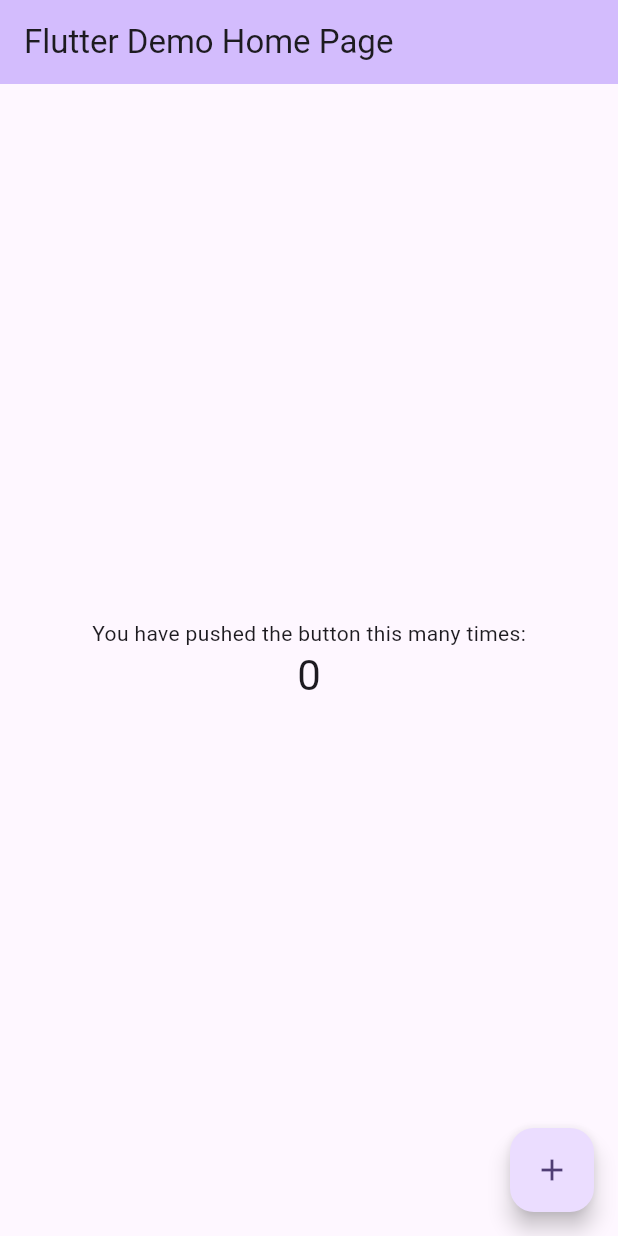
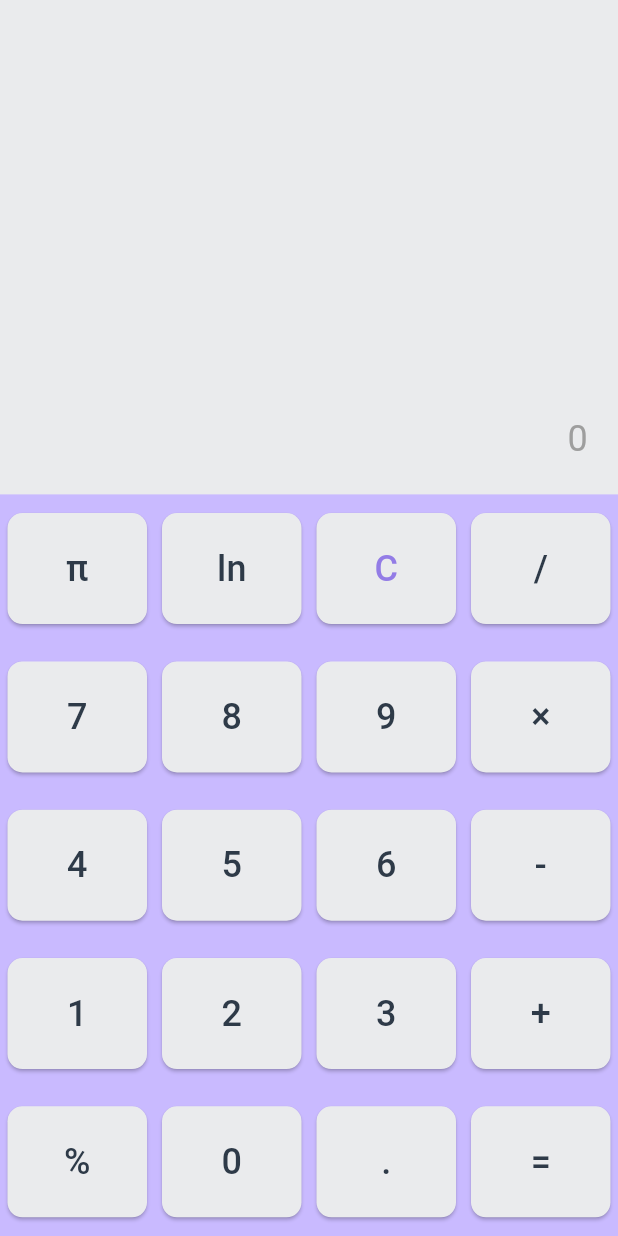
Before and after one commit to KlyuevaMaria/flutter_calculator, a Flutter app: the screen it shows after launch, on a phone screen of 412 x 824 dp. Run offline on Flutter 3.47's test engine with Material 3 defaults, Android fonts, the phone set to English and light mode, and no system bars; our stand-ins replace math_expressions.

Commit message:
Calculator app

```diff
--- /dev/null
+++ b/lib/button.dart
@@ -0,0 +1,37 @@
+import 'package:flutter/material.dart';
+
+class CalculatorButton extends StatelessWidget {
+  final String label;
+  final VoidCallback onTap;
+  final bool isOperation;
+
+  const CalculatorButton({
+    required this.label,
+    required this.onTap,
+    this.isOperation = false,
+    super.key,
+});
+
+  @override
+  Widget build(BuildContext context) {
+    return Expanded(
+        child: Padding(
+            padding: const EdgeInsets.all(5.0),
+            child: ElevatedButton(
+              style: ElevatedButton.styleFrom(
+                backgroundColor: Color(0xFFEAEBED),
+                padding: EdgeInsets.all(20),
+                shape: RoundedRectangleBorder(
+                  borderRadius: BorderRadius.circular(10),
+                ),
+              ),
+              onPressed: onTap,
+              child: Text(
+                label,
+                style: TextStyle(fontSize: 24, color: label == "C" ? Color(0xFF937CE6) : Color(0xFF2E3A48)),
+              ),
+            ),
+          ),
+        );
+  }
+}
--- /dev/null
+++ b/lib/calculator_screen.dart
@@ -0,0 +1,161 @@
+import 'package:flutter/material.dart';
+import 'package:math_expressions/math_expressions.dart';
+import 'dart:math';
+import 'button.dart';
+
+class CalculatorScreen extends StatefulWidget {
+  const CalculatorScreen({super.key});
+
+  @override
+  CalculatorScreenState createState() => CalculatorScreenState();
+}
+
+class CalculatorScreenState extends State<CalculatorScreen> {
+  String input = "";
+  String result = "0";
+
+  void onButtonClick(String value) {
+    setState(() {
+      if (value == "C") {
+        input = "";
+        result = "0";
+      } else if (value == "=") {
+        try {
+          if (input.contains("%")) {
+            result = calculatePercentage(input);  // Вычисление процентов
+          } else {
+            result = evalExpression(input);  // Вычисление выражения
+          }
+        } catch (e) {
+          result = "Ошибка";
+        }
+      } else if (value == "ln") {
+        try {
+          double num = double.parse(input);
+          result = log(num).toStringAsFixed(6);  // Натуральный логарифм
+        } catch (e) {
+          result = "Ошибка";
+        }
+      } else if (value == "π") {
+        input += pi.toString();  // Вставляем число Пи в выражение
+      } else {
+        input += value;
+      }
+    });
+  }
+
+  /// Функция вычисления выражения
+  String evalExpression(String expression) {
+    try {
+      expression = expression.replaceAll('×', '*').replaceAll('÷', '/');
+
+      Parser parser = ShuntingYardParser();
+      Expression exp = parser.parse(expression);
+      ContextModel cm = ContextModel();
+      cm.bindVariable(Variable('π'), Number(pi));  // Добавляем переменную π
+      double eval = exp.evaluate(EvaluationType.REAL, cm);
+
+      return eval.toString();
+    } catch (e) {
+      return "Ошибка";
+    }
+  }
+
+  /// Функция вычисления процентов (например, 100 + 30% = 130)
+  String calculatePercentage(String expression) {
+    expression = expression.replaceAll(" ", ""); // Убираем пробелы
+
+    // Обновленное регулярное выражение для обработки процентов
+    RegExp regex = RegExp(r"(\d+)([\+\-\*/])(\d+)%");
+    Match? match = regex.firstMatch(expression);
+
+    if (match != null) {
+      double base = double.parse(match.group(1)!); // Извлекаем первое число (например, 100)
+      String operation = match.group(2)!; // Извлекаем операцию (+ или -)
+      double percentage = double.parse(match.group(3)!) / 100; // Извлекаем число процента (например, 30 -> 0.30)
+
+      double result;
+
+      // В зависимости от операции выполняем соответствующие вычисления
+      if (operation == "+") {
+        result = base + (base * percentage); // Добавляем процент
+      } else if (operation == "-") {
+        result = base - (base * percentage); // Вычитаем процент
+      } else {
+        return "Ошибка"; // Если операция неизвестна
+      }
+      if (operation == null){
+        // Просто выводим процент от числа
+        return (base * percentage).toString(); // Например: 30% => 0.30
+      }
+      return result.toString(); // Возвращаем результат
+    }
+
+    return "Ошибка"; // Если формат выражения неверный
+  }
+
+  @override
+  Widget build(BuildContext context) {
+    return Scaffold(
+      backgroundColor: Color.fromARGB(255, 234, 235, 237),
+      body: Column(
+        children: [
+          Expanded(
+            flex: 2,
+            child: Container(
+              padding: EdgeInsets.all(20),
+              alignment: Alignment.bottomRight,
+              child: Column(
+                crossAxisAlignment: CrossAxisAlignment.end,
+                mainAxisAlignment: MainAxisAlignment.end,
+                children: [
+                  Text(
+                    input,
+                    style: TextStyle(fontSize: 32, color: Color.fromARGB(255, 46, 58, 72)),
+                  ),
+                  SizedBox(height: 10),
+                  Text(
+                    result,
+                    style: TextStyle(fontSize: 24, color: Colors.grey),
+                  ),
+                ],
+              ),
+            ),
+          ),
+          Expanded(
+            flex: 3,
+            child: Container(
+              color: Color(0xFFC9BAFF),
+              child: Column(
+                children: [
+                  buildRow(["π", "ln", "C", "/"]),
+                  buildRow(["7", "8", "9", "×"]),
+                  buildRow(["4", "5", "6", "-"]),
+                  buildRow(["1", "2", "3", "+"]),
+                  buildRow(["%", "0", ".", "="]),
+                ],
+              ),
+            ),
+          ),
+        ],
+      ),
+    );
+  }
+
+  /// Создаём строку кнопок
+  Widget buildRow(List<String> buttons) {
+    return Expanded(
+      child: Row(
+        mainAxisAlignment: MainAxisAlignment.spaceEvenly,
+        children: buttons
+            .map((label) => CalculatorButton(
+          label: label,
+          onTap: () => onButtonClick(label),
+          isOperation: ["C", "ln", "%", "÷", "×", "-", "+", "=", "π"]
+              .contains(label),
+        ))
+            .toList(),
+      ),
+    );
+  }
+}
--- a/lib/main.dart
+++ b/lib/main.dart
@@ -1,122 +1,16 @@
 import 'package:flutter/material.dart';
+import 'calculator_screen.dart';
 
 void main() {
-  runApp(const MyApp());
+  runApp(CalculatorApp());
 }
 
-class MyApp extends StatelessWidget {
-  const MyApp({super.key});
-
-  // This widget is the root of your application.
+class CalculatorApp extends StatelessWidget {
   @override
   Widget build(BuildContext context) {
     return MaterialApp(
-      title: 'Flutter Demo',
-      theme: ThemeData(
-        // This is the theme of your application.
-        //
-        // TRY THIS: Try running your application with "flutter run". You'll see
-        // the application has a purple toolbar. Then, without quitting the app,
-        // try changing the seedColor in the colorScheme below to Colors.green
-        // and then invoke "hot reload" (save your changes or press the "hot
-        // reload" button in a Flutter-supported IDE, or press "r" if you used
-        // the command line to start the app).
-        //
-        // Notice that the counter didn't reset back to zero; the application
-        // state is not lost during the reload. To reset the state, use hot
-        // restart instead.
-        //
-        // This works for code too, not just values: Most code changes can be
-        // tested with just a hot reload.
-        colorScheme: ColorScheme.fromSeed(seedColor: Colors.deepPurple),
-      ),
-      home: const MyHomePage(title: 'Flutter Demo Home Page'),
+      debugShowCheckedModeBanner: false,
+      home: CalculatorScreen(),
     );
   }
 }
-
-class MyHomePage extends StatefulWidget {
-  const MyHomePage({super.key, required this.title});
-
-  // This widget is the home page of your application. It is stateful, meaning
-  // that it has a State object (defined below) that contains fields that affect
-  // how it looks.
-
-  // This class is the configuration for the state. It holds the values (in this
-  // case the title) provided by the parent (in this case the App widget) and
-  // used by the build method of the State. Fields in a Widget subclass are
-  // always marked "final".
-
-  final String title;
-
-  @override
-  State<MyHomePage> createState() => _MyHomePageState();
-}
-
-class _MyHomePageState extends State<MyHomePage> {
-  int _counter = 0;
-
-  void _incrementCounter() {
-    setState(() {
-      // This call to setState tells the Flutter framework that something has
-      // changed in this State, which causes it to rerun the build method below
-      // so that the display can reflect the updated values. If we changed
-      // _counter without calling setState(), then the build method would not be
-      // called again, and so nothing would appear to happen.
-      _counter++;
-    });
-  }
-
-  @override
-  Widget build(BuildContext context) {
-    // This method is rerun every time setState is called, for instance as done
-    // by the _incrementCounter method above.
-    //
-    // The Flutter framework has been optimized to make rerunning build methods
-    // fast, so that you can just rebuild anything that needs updating rather
-    // than having to individually change instances of widgets.
-    return Scaffold(
-      appBar: AppBar(
-        // TRY THIS: Try changing the color here to a specific color (to
-        // Colors.amber, perhaps?) and trigger a hot reload to see the AppBar
-        // change color while the other colors stay the same.
-        backgroundColor: Theme.of(context).colorScheme.inversePrimary,
-        // Here we take the value from the MyHomePage object that was created by
-        // the App.build method, and use it to set our appbar title.
-        title: Text(widget.title),
-      ),
-      body: Center(
-        // Center is a layout widget. It takes a single child and positions it
-        // in the middle of the parent.
-        child: Column(
-          // Column is also a layout widget. It takes a list of children and
-          // arranges them vertically. By default, it sizes itself to fit its
-          // children horizontally, and tries to be as tall as its parent.
-          //
-          // Column has various properties to control how it sizes itself and
-          // how it positions its children. Here we use mainAxisAlignment to
-          // center the children vertically; the main axis here is the vertical
-          // axis because Columns are vertical (the cross axis would be
-          // horizontal).
-          //
-          // TRY THIS: Invoke "debug painting" (choose the "Toggle Debug Paint"
-          // action in the IDE, or press "p" in the console), to see the
-          // wireframe for each widget.
-          mainAxisAlignment: MainAxisAlignment.center,
-          children: <Widget>[
-            const Text('You have pushed the button this many times:'),
-            Text(
-              '$_counter',
-              style: Theme.of(context).textTheme.headlineMedium,
-            ),
-          ],
-        ),
-      ),
-      floatingActionButton: FloatingActionButton(
-        onPressed: _incrementCounter,
-        tooltip: 'Increment',
-        child: const Icon(Icons.add),
-      ), // This trailing comma makes auto-formatting nicer for build methods.
-    );
-  }
-}
--- a/pubspec.yaml
+++ b/pubspec.yaml
@@ -30,6 +30,7 @@ environment:
 dependencies:
   flutter:
     sdk: flutter
+  math_expressions: ^2.0.0
 
   # The following adds the Cupertino Icons font to your application.
   # Use with the CupertinoIcons class for iOS style icons.
```
Also changed, not shown: pubspec.lock, 1 other file.
